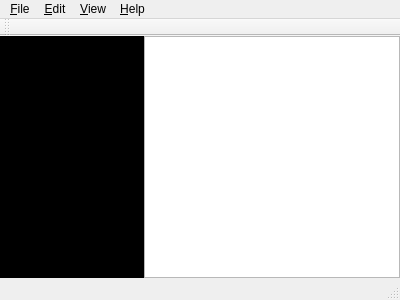
The window that mainwindow.ui (zhaohuarong/ZVideoPlayer) describes before a commit, drawn with Qt 5.
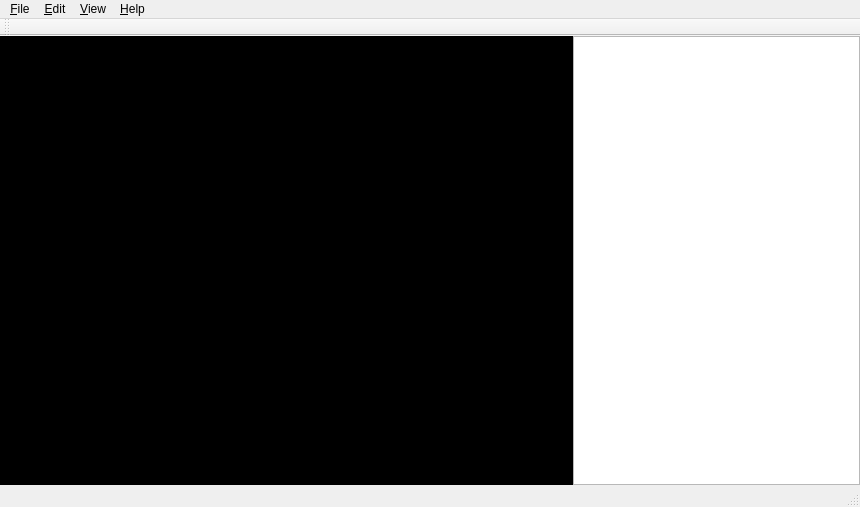
The same window after the commit. Custom widgets are drawn as their Qt base class.

```diff
--- a/mainwindow.ui
+++ b/mainwindow.ui
@@ -6,8 +6,8 @@
    <rect>
     <x>0</x>
     <y>0</y>
-    <width>400</width>
-    <height>300</height>
+    <width>860</width>
+    <height>507</height>
    </rect>
   </property>
   <property name="windowTitle">
@@ -30,7 +30,17 @@
     <property name="spacing">
      <number>0</number>
     </property>
-    <item row="0" column="0">
+    <item row="0" column="2" rowspan="2">
+     <widget class="QListWidget" name="playlist">
+      <property name="sizePolicy">
+       <sizepolicy hsizetype="Preferred" vsizetype="Expanding">
+        <horstretch>0</horstretch>
+        <verstretch>0</verstretch>
+       </sizepolicy>
+      </property>
+     </widget>
+    </item>
+    <item row="0" column="0" colspan="2">
      <widget class="VlcWidgetVideo" name="video" native="true">
       <property name="sizePolicy">
        <sizepolicy hsizetype="Expanding" vsizetype="Expanding">
@@ -43,17 +53,7 @@
       </property>
      </widget>
     </item>
-    <item row="0" column="1" rowspan="2">
-     <widget class="QListWidget" name="playlist">
-      <property name="sizePolicy">
-       <sizepolicy hsizetype="Preferred" vsizetype="Expanding">
-        <horstretch>0</horstretch>
-        <verstretch>0</verstretch>
-       </sizepolicy>
-      </property>
-     </widget>
-    </item>
-    <item row="1" column="0">
+    <item row="1" column="0" colspan="2">
      <widget class="VlcWidgetSeek" name="seek" native="true"/>
     </item>
    </layout>
@@ -63,7 +63,7 @@
     <rect>
      <x>0</x>
      <y>0</y>
-     <width>400</width>
+     <width>860</width>
      <height>22</height>
     </rect>
    </property>
```
